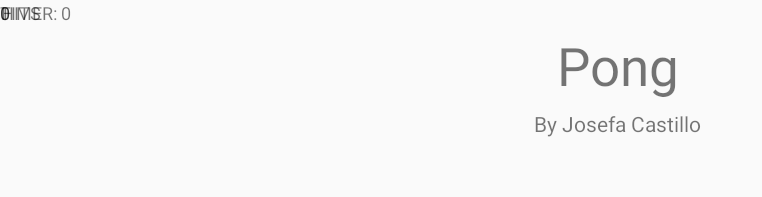
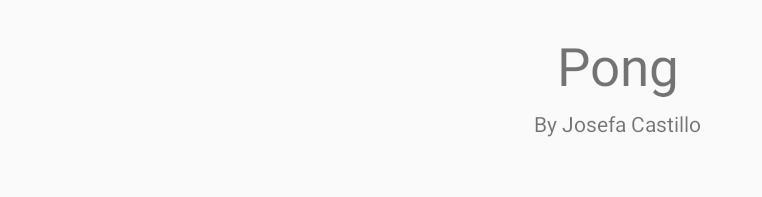
Before and after one commit to cuckoogrobble/MobDev_Pong, an Android app: the screen it shows after launch (MainActivity), on a phone screen of 824 x 412 dp (held sideways). Shown: the top 197 px of the screen, without its empty margins (0-762 px from the left). Run offline under Robolectric (Android 15) with nearby library versions, the phone set to English and light mode, and no system bars.

Commit message:
fixed visibilities gameStop()

```diff
--- a/app/src/main/java/com/example/pong/MainActivity.java
+++ b/app/src/main/java/com/example/pong/MainActivity.java
@@ -96,6 +96,10 @@ public class MainActivity extends AppCompatActivity {
         paddleLeft.setVisibility(View.INVISIBLE);
         scoreRightText.setVisibility(View.INVISIBLE);
         scoreLeftText.setVisibility(View.INVISIBLE);
+        hitsText.setVisibility(View.INVISIBLE);
+        hits1pl.setVisibility(View.INVISIBLE);
+        hits2pl.setVisibility(View.INVISIBLE);
+        timerText.setVisibility(View.INVISIBLE);
         gameOverText.setVisibility(View.INVISIBLE);
     }
 
@@ -264,6 +268,12 @@ public class MainActivity extends AppCompatActivity {
         ball.setVisibility(View.INVISIBLE);
         paddleLeft.setVisibility(View.INVISIBLE);
         paddleRight.setVisibility(View.INVISIBLE);
+        scoreLeftText.setVisibility(View.INVISIBLE);
+        scoreRightText.setVisibility(View.INVISIBLE);
+        timerText.setVisibility(View.INVISIBLE);
+        hitsText.setVisibility(View.INVISIBLE);
+        hits1pl.setVisibility(View.INVISIBLE);
+        hits2pl.setVisibility(View.INVISIBLE);
         net.setVisibility(View.INVISIBLE);
         startButton.setVisibility(View.VISIBLE);
         gameTitle.setVisibility(View.VISIBLE);
```
